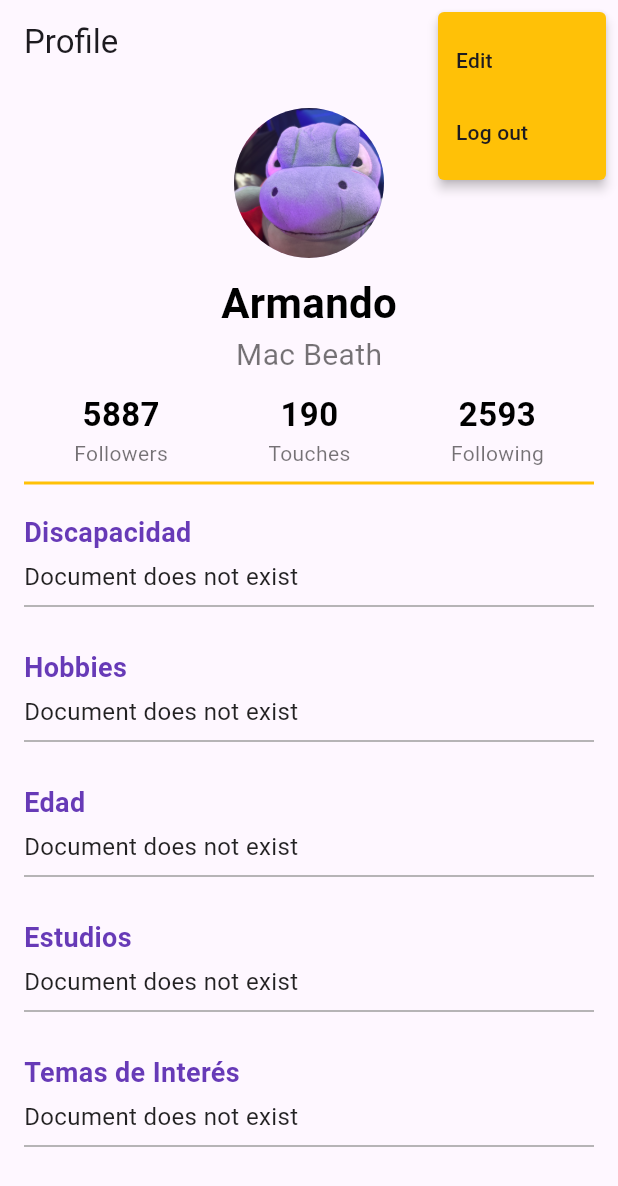
After one commit to armandomm09/hackpue, a Flutter app: the UserProfilePage screen opened directly, after a tap on the "more vert" icon, on a phone screen of 412 x 824 dp. The commit adds this screen. Shown: the top 1186 px of the screen. Run offline on Flutter 3.47's test engine with Material 3 defaults, Android fonts, the phone set to English and light mode, and no system bars; our stand-ins replace awesome_snackbar_content, carousel_slider, cloud_firestore, file_picker, firebase_auth, firebase_core and 1 more; accounts and stored records are empty.

Commit message:
PROFILE PAGE

```diff
--- a/lib/models/userInfo.dart
+++ b/lib/models/userInfo.dart
@@ -9,10 +9,10 @@ class MyUserInfo {
 
   Map<String, dynamic> toJson(){
     return {
-      "disabilty": disabilty,
+      "disability": disabilty,
       "hobbies": hobbies,
-      "edad": edad,
-      "study": study,
+      "age": edad,
+      "studies": study,
       "interests": interests
     };
   }
--- a/lib/pages/app_intro/mainPage.dart
+++ b/lib/pages/app_intro/mainPage.dart
@@ -60,7 +60,7 @@ class MainPage extends StatelessWidget {
                     Navigator.push(
                         context,
                         MaterialPageRoute(
-                          builder: (context) => const appServices(),
+                          builder: (context) => const AppServices(),
                         ),
                       );
                   },),
--- a/lib/pages/app_intro/welcome.dart
+++ b/lib/pages/app_intro/welcome.dart
@@ -60,10 +60,10 @@ class introToApp extends StatelessWidget {
                         backgroundColor: MaterialStatePropertyAll(happyYellow)),
                     onPressed: () {
                       // Navegar a la pantalla de formulario
-                      Navigator.push(
+                      Navigator.pushReplacement(
                         context,
                         MaterialPageRoute(
-                          builder: (context) => const appServices(),
+                          builder: (context) => const AppServices(),
                         ),
                       );
                     },
--- /dev/null
+++ b/lib/pages/settings/userProfilePage.dart
@@ -0,0 +1,191 @@
+import 'package:flutter/material.dart';
+import 'package:hackpue/services/userInfo/UserInfoService.dart';
+
+class UserProfilePage extends StatefulWidget {
+  const UserProfilePage({super.key});
+
+  @override
+  State<UserProfilePage> createState() => _UserProfilePageState();
+}
+
+class _UserProfilePageState extends State<UserProfilePage> {
+
+  String _disability = 'Loading...'; // Valor predeterminado
+  String _hobbies = 'Loading...';
+  String _age = 'Loading...';
+  String _study = 'Loading...';
+  String _interests = 'Loading...';
+
+  initData() async {
+
+    String newdisability = await UserInfoService.getSpecificInfo(UserSpecificInfo.Disability);
+    String newhobbies = await UserInfoService.getSpecificInfo(UserSpecificInfo.Hobbies);
+    String newage = await UserInfoService.getSpecificInfo(UserSpecificInfo.Age);
+    String newstudy = await UserInfoService.getSpecificInfo(UserSpecificInfo.Studies);
+    String newinterests = await UserInfoService.getSpecificInfo(UserSpecificInfo.Interests);
+
+    setState(() {
+      _disability = newdisability;
+      _hobbies = newhobbies;
+      _age = newage;
+      _study = newstudy;
+      _interests = newinterests;
+    });
+  }
+  @override
+  void initState() {
+    // TODO: implement initState
+    super.initState();
+    initData();
+  }
+  @override
+  Widget build(BuildContext context) {
+    return Scaffold(
+      appBar: AppBar(
+        title: const Text('Profile'),
+        actions: [
+          PopupMenuButton<ProfileMenuState>(
+            onSelected: (value) {
+              switch (value) {
+                case ProfileMenuState.EDIT:
+
+                  break;
+                case ProfileMenuState.LOG_OUT:
+                  print("Log out");
+                  // Implementar la funcionalidad de cerrar sesión aquí
+                  break;
+              }
+            },
+            icon: const Icon(Icons.more_vert_sharp),
+            itemBuilder: (context) {
+              return [
+                const PopupMenuItem(
+                  value: ProfileMenuState.EDIT,
+                  child: Text("Edit"),
+                ),
+                const PopupMenuItem(
+                  value: ProfileMenuState.LOG_OUT,
+                  child: Text("Log out"),
+                ),
+              ];
+            },
+            color: Colors.amber,
+          ),
+        ],
+      ),
+      body: SingleChildScrollView(
+        padding: const EdgeInsets.all(16.0),
+        child: Column(
+          crossAxisAlignment: CrossAxisAlignment.center,
+          children: [
+            const UserAvatar(size: 100),
+            const SizedBox(height: 10),
+            const Text(
+              "Armando",
+              style: TextStyle(
+                fontSize: 28,
+                fontWeight: FontWeight.bold,
+                color: Colors.black,
+              ),
+            ),
+            const Text(
+              "Mac Beath",
+              style: TextStyle(
+                fontSize: 20,
+                color: Colors.black54,
+              ),
+            ),
+            const SizedBox(height: 10),
+            Row(
+              mainAxisAlignment: MainAxisAlignment.spaceAround,
+              children: [
+                _buildStatColumn("Followers", "5887"),
+                _buildStatColumn("Touches", "190"),
+                _buildStatColumn("Following", "2593"),
+              ],
+            ),
+            const Divider(
+              thickness: 2,
+              height: 20,
+              color: Colors.amber,
+            ),
+            _buildUserInfoSection("Discapacidad", _disability),
+            _buildUserInfoSection("Hobbies", _hobbies),
+            _buildUserInfoSection("Edad", _age),
+            _buildUserInfoSection("Estudios", _study),
+            _buildUserInfoSection("Temas de Interés", _interests),
+          ],
+        ),
+      ),
+    );
+  }
+
+  Widget _buildStatColumn(String label, String value) {
+    return Column(
+      children: [
+        Text(
+          value,
+          style: const TextStyle(
+            fontSize: 22,
+            fontWeight: FontWeight.bold,
+            color: Colors.black,
+          ),
+        ),
+        Text(
+          label,
+          style: const TextStyle(color: Colors.black54),
+        ),
+      ],
+    );
+  }
+
+  Widget _buildUserInfoSection(String title, String content) {
+    return Padding(
+      padding: const EdgeInsets.symmetric(vertical: 10.0),
+      child: Column(
+        crossAxisAlignment: CrossAxisAlignment.start,
+        children: [
+          Text(
+            title,
+            style: const TextStyle(
+              fontSize: 18,
+              fontWeight: FontWeight.bold,
+              color: Colors.deepPurple,
+            ),
+          ),
+          const SizedBox(height: 5),
+          Text(
+            content,
+            style: const TextStyle(
+              fontSize: 16,
+              color: Colors.black87,
+            ),
+          ),
+          const Divider(
+            thickness: 1,
+            color: Colors.grey,
+          ),
+        ],
+      ),
+    );
+  }
+}
+
+enum ProfileMenuState {
+  EDIT,
+  LOG_OUT,
+}
+
+class UserAvatar extends StatelessWidget {
+  final double size;
+
+  const UserAvatar({super.key, required this.size});
+
+  @override
+  Widget build(BuildContext context) {
+    return CircleAvatar(
+      radius: size / 2,
+      backgroundImage: AssetImage('assets/images/rexy.JPG'), // Asegúrate de tener una imagen de avatar en la carpeta assets
+    );
+  }
+}
--- a/lib/services/userInfo/UserInfoService.dart
+++ b/lib/services/userInfo/UserInfoService.dart
@@ -2,7 +2,9 @@ import 'package:cloud_firestore/cloud_firestore.dart';
 import 'package:firebase_auth/firebase_auth.dart';
 import 'package:hackpue/models/userInfo.dart';
 import 'package:hackpue/services/chat/chatWithGpt.dart';
-
+enum UserSpecificInfo{
+  Disability, Hobbies, Age, Studies, Interests
+}
 class UserInfoService {
 
   static final FirebaseFirestore firestore = FirebaseFirestore.instance;
@@ -27,4 +29,44 @@ class UserInfoService {
       return PostState.serverError;
     }
   }
+
+  String userSpecificInfoToString(UserSpecificInfo info) {
+    switch (info) {
+      case UserSpecificInfo.Disability:
+        return "disability";
+      case UserSpecificInfo.Hobbies:
+        return "hobbies";
+      case UserSpecificInfo.Age:
+        return "age";
+      case UserSpecificInfo.Studies:
+        return "studies";
+      case UserSpecificInfo.Interests:
+        return "interests";
+      default:
+        return '';
+    }
+  }
+
+  static Future<dynamic> getSpecificInfo(UserSpecificInfo infoToGet) async {
+    try {
+      var response = await firestore
+          .collection('Users')
+          .doc(currentUserEmail)
+          .collection('userInfo')
+          .doc("userInfo")
+          .get();
+
+      if (response.exists) {
+        String infoKey = UserInfoService().userSpecificInfoToString(infoToGet);
+        print(response[infoKey]);
+        return response[infoKey];
+      } else {
+        print('Document does not exist');
+        return 'Document does not exist';
+      }
+    } catch (e) {
+      print('Error at $e');
+      return 'Error at e';
+    }
+  }
 }
--- a/pubspec.yaml
+++ b/pubspec.yaml
@@ -68,9 +68,8 @@ flutter:
   uses-material-design: true
 
   # To add assets to your application, add an assets section, like this:
-  # assets:
-  #   - images/a_dot_burr.jpeg
-  #   - images/a_dot_ham.jpeg
+  assets:
+    - assets/images/rexy.JPG
 
   # An image asset can refer to one or more resolution-specific "variants", see
   # https://flutter.dev/assets-and-images/#resolution-aware
```
Also changed, not shown: lib/components/appDropdown.dart (+3 -6 lines), lib/components/materialApp/appDrawer.dart (added, +88 -0 lines), lib/pages/app_intro/services.dart (+5 -3 lines), lib/pages/askUserInfo.dart (+6 -1 lines), assets/images/rexy.JPG (added).
